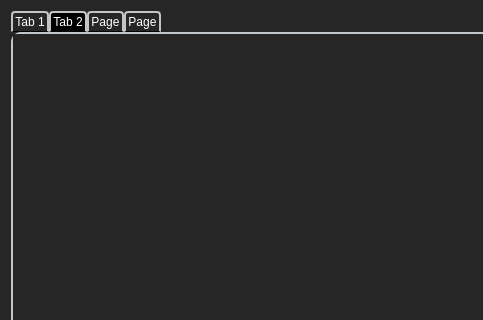
This is WindowProjectSettings.ui in Kiukey/UnrealManager as Qt 5 draws it before an edit; both pictures show x 0 to 483 and y 0 to 320 of the 783 by 508 pixel window. The edited form follows.
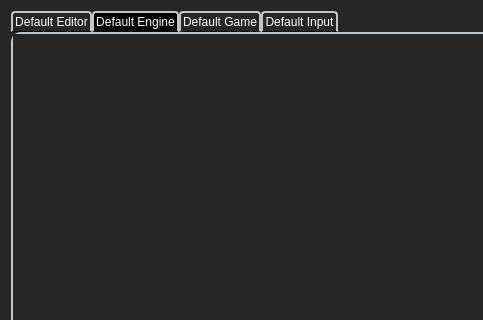
This is the edited form. The open tabs and pages were chosen to show the change.

What changed in the file:
```diff
--- a/WindowProjectSettings.ui
+++ b/WindowProjectSettings.ui
@@ -96,7 +96,7 @@
      </property>
      <widget class="QWidget" name="EditorTab">
       <attribute name="title">
-       <string>Tab 1</string>
+       <string>Default Editor</string>
       </attribute>
       <layout class="QGridLayout" name="gridLayout_5">
        <item row="0" column="0">
@@ -126,7 +126,7 @@
      </widget>
      <widget class="QWidget" name="EngineTab">
       <attribute name="title">
-       <string>Tab 2</string>
+       <string>Default Engine</string>
       </attribute>
       <layout class="QGridLayout" name="gridLayout_4">
        <item row="0" column="0">
@@ -153,7 +153,7 @@
      </widget>
      <widget class="QWidget" name="GameTab">
       <attribute name="title">
-       <string>Page</string>
+       <string>Default Game</string>
       </attribute>
       <layout class="QGridLayout" name="gridLayout_3">
        <item row="0" column="0">
@@ -180,7 +180,7 @@
      </widget>
      <widget class="QWidget" name="InputTab">
       <attribute name="title">
-       <string>Page</string>
+       <string>Default Input</string>
       </attribute>
       <layout class="QGridLayout" name="gridLayout_2">
        <item row="0" column="0">
```
Left out of the diff: 2 changed lines with no effect on the pictures.
